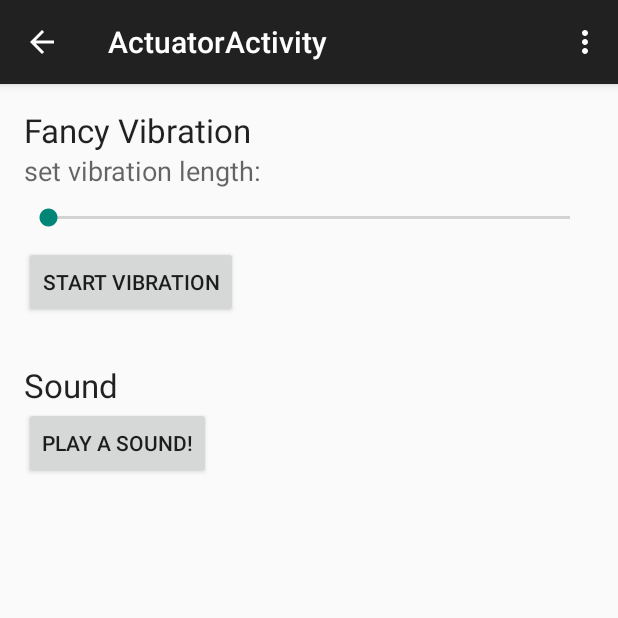
After one commit to JanEberhardt/VS_vatrifon_Sensors, an Android app: the ActuatorsActivity screen opened directly, with no data from a screen before it, on a phone screen of 412 x 824 dp, the top half of it. The commit adds this screen. Run offline under Robolectric (Android 15) with nearby library versions, the phone set to English and light mode, and no system bars.

Commit message:
added actuators activity

```diff
--- /dev/null
+++ b/app/src/main/java/ch/ethz/inf/vs/a1/nethz/sensors/ActuatorsActivity.java
@@ -0,0 +1,118 @@
+package ch.ethz.inf.vs.a1.nethz.sensors;
+
+import android.media.MediaPlayer;
+import android.os.Vibrator;
+import android.support.v7.app.AppCompatActivity;
+import android.os.Bundle;
+import android.view.Menu;
+import android.view.MenuItem;
+import android.view.View;
+import android.widget.Button;
+import android.widget.SeekBar;
+
+public class ActuatorsActivity extends AppCompatActivity {
+
+    private Vibrator vibrator;
+    private int duration = 50;
+
+    private MediaPlayer mp;
+
+    @Override
+    protected void onCreate(Bundle savedInstanceState) {
+        super.onCreate(savedInstanceState);
+        setContentView(R.layout.activity_actuators);
+
+
+        // initialize the vibrator
+        vibrator = (Vibrator) getSystemService(VIBRATOR_SERVICE);
+        SeekBar seekDuration = (SeekBar) findViewById(R.id.vibration_length);
+        seekDuration.setOnSeekBarChangeListener(new SeekBar.OnSeekBarChangeListener() {
+            @Override
+            public void onProgressChanged(SeekBar seekBar, int progress, boolean fromUser) {
+                // save the duration
+                duration = progress;
+            }
+
+            @Override
+            public void onStartTrackingTouch(SeekBar seekBar) {
+
+            }
+
+            @Override
+            public void onStopTrackingTouch(SeekBar seekBar) {
+
+            }
+        });
+
+        Button startVibration = (Button) findViewById(R.id.vibrate_button);
+        startVibration.setOnClickListener(new View.OnClickListener() {
+            @Override
+            public void onClick(View v) {
+                vibrator.vibrate(duration * 10);
+            }
+        });
+
+        // initialize the player
+        initPlayer(false);
+
+        // set up the play button
+        Button soundButton = (Button) findViewById(R.id.play_sound);
+        soundButton.setOnClickListener(new View.OnClickListener() {
+            @Override
+            public void onClick(View v) {
+                // do stuff according to whether we are playing or not...
+                if (!mp.isPlaying()) {
+                    mp.start();
+                    if (mp.isLooping()) {
+                        ((Button) v).setText(R.string.actuators_sound_stop);
+                    }
+                } else {
+                    mp.stop();
+                    try {
+                        mp.prepareAsync();
+                    } catch (IllegalStateException e) {
+                        // what should I do here?
+                    }
+                    ((Button) v).setText(R.string.actuators_sound_start);
+                }
+
+            }
+        });
+
+    }
+
+    private void initPlayer(boolean loop){
+        int sound;
+        if(loop)
+            sound = R.raw.loop;
+        else
+            sound = R.raw.sound;
+        mp = MediaPlayer.create(this, sound);
+        mp.setVolume(1.0f, 1.0f);
+        mp.setLooping(loop);
+    }
+
+    @Override
+    public boolean onCreateOptionsMenu(Menu menu) {
+        // Inflate the menu; this adds items to the action bar if it is present.
+        getMenuInflater().inflate(R.menu.menu_actuators, menu);
+        return true;
+    }
+
+    @Override
+    public boolean onOptionsItemSelected(MenuItem item) {
+        switch (item.getItemId()) {
+            case R.id.menu_looping:
+                initPlayer(true);
+                return true;
+            case R.id.menu_once:
+                initPlayer(false);
+                return true;
+            case R.id.menu_back:
+                finish();
+                return true;
+            default:
+                return super.onOptionsItemSelected(item);
+        }
+    }
+}
--- a/app/src/main/java/ch/ethz/inf/vs/a1/nethz/sensors/SensorDataArrayBuilder.java
+++ b/app/src/main/java/ch/ethz/inf/vs/a1/nethz/sensors/SensorDataArrayBuilder.java
@@ -11,6 +11,7 @@ import android.hardware.Sensor;
  */
 
 public class SensorDataArrayBuilder {
+    // todo: do this in a nice way using string.xml
 
     public SensorData[] getSensorData(int sensorType) {
         SensorData[] res;
--- /dev/null
+++ b/app/src/main/res/layout/activity_actuators.xml
@@ -0,0 +1,51 @@
+<LinearLayout xmlns:android="http://schemas.android.com/apk/res/android"
+    xmlns:tools="http://schemas.android.com/tools" android:layout_width="match_parent"
+    android:layout_height="match_parent" android:paddingLeft="@dimen/activity_horizontal_margin"
+    android:paddingRight="@dimen/activity_horizontal_margin"
+    android:paddingTop="@dimen/activity_vertical_margin"
+    android:paddingBottom="@dimen/activity_vertical_margin"
+    tools:context="ch.ethz.inf.vs.a1.nethz.sensors.ActuatorsActivity"
+    android:orientation="vertical">
+
+    <TextView
+        android:layout_width="wrap_content"
+        android:layout_height="wrap_content"
+        android:textAppearance="?android:attr/textAppearanceLarge"
+        android:text="@string/actuators_vibration_title"
+        android:id="@+id/actuators_title" />
+
+    <TextView
+        android:layout_width="wrap_content"
+        android:layout_height="wrap_content"
+        android:textAppearance="?android:attr/textAppearanceMedium"
+        android:text="@string/actuators_vlength_title"
+        android:id="@+id/vibration_length_title" />
+
+    <SeekBar
+        android:layout_width="match_parent"
+        android:layout_height="wrap_content"
+        android:id="@+id/vibration_length"
+        android:layout_marginTop="10dp"
+        android:layout_marginBottom="10dp" />
+
+    <Button
+        android:layout_width="wrap_content"
+        android:layout_height="wrap_content"
+        android:text="@string/actuators_vibrate"
+        android:id="@+id/vibrate_button" />
+
+    <TextView
+        android:layout_width="wrap_content"
+        android:layout_height="wrap_content"
+        android:textAppearance="?android:attr/textAppearanceLarge"
+        android:text="@string/actuators_sound_title"
+        android:id="@+id/textView3"
+        android:layout_marginTop="30dp" />
+
+    <Button
+        android:layout_width="wrap_content"
+        android:layout_height="wrap_content"
+        android:text="@string/actuators_sound_start"
+        android:id="@+id/play_sound" />
+
+</LinearLayout>
--- a/app/src/main/res/layout/activity_sensor.xml
+++ b/app/src/main/res/layout/activity_sensor.xml
@@ -34,7 +34,7 @@
                 android:layout_width="wrap_content"
                 android:layout_height="wrap_content"
                 android:textAppearance="?android:attr/textAppearanceLarge"
-                android:text="Details"
+                android:text="@string/sensor_details"
                 android:id="@+id/textView"
                 android:singleLine="false" />
 
--- /dev/null
+++ b/app/src/main/res/menu/menu_actuators.xml
@@ -0,0 +1,18 @@
+<menu xmlns:android="http://schemas.android.com/apk/res/android"
+    xmlns:tools="http://schemas.android.com/tools"
+    tools:context="ch.ethz.inf.vs.a1.nethz.sensors.ActuatorsActivity">
+
+    <item
+        android:id="@+id/menu_looping"
+        android:orderInCategory="1"
+        android:title="@string/menu_looping"/>
+    <item
+        android:id="@+id/menu_once"
+        android:orderInCategory="2"
+        android:title="@string/menu_once"/>
+    <item
+        android:id="@+id/menu_back"
+        android:orderInCategory="3"
+        android:title="@string/menu_back"/>
+
+</menu>
--- a/app/src/main/res/values/strings.xml
+++ b/app/src/main/res/values/strings.xml
@@ -4,4 +4,36 @@
     <string name="hello_world">Hello world!</string>
     <string name="action_settings">Settings</string>
     <string name="title_activity_sensor">SensorActivity</string>
+    <string name="title_activity_actuators">ActuatorActivity</string>
+    <string name="main_activity_title">Sensor List</string>
+    <string name="start_actuator_button">Start Actuator Activity</string>
+    <string name="sensor_details">Details</string>
+    <string name="sensor_readings">Sensor Readings</string>
+
+    <string name="sensor_light">Ambient Light</string>
+    <string name="sensor_x">X-Axis</string>
+    <string name="sensor_y">X-Axis</string>
+    <string name="sensor_z">X-Axis</string>
+
+    <string name="sensor_name">Name</string>
+    <string name="sensor_vendor">Vendor</string>
+    <string name="sensor_power">Power consumption</string>
+
+
+    <string name="sensor_mpss">m/s<sup>2</sup></string>
+    <string name="sensor_cm">cm</string>
+    <string name="sensor_hpa">hPa</string>
+    <string name="sensor_lux">lux</string>
+
+    <string name="actuators_vibration_title">Fancy Vibration</string>
+    <string name="actuators_vibrate">start vibration</string>
+    <string name="actuators_vlength_title">set vibration length:</string>
+    <string name="actuators_sound_title">Sound</string>
+    <string name="actuators_sound_start">play a sound!</string>
+    <string name="actuators_sound_stop">stop it!</string>
+
+    <string name="menu_looping">Loop</string>
+    <string name="menu_once">Once</string>
+    <string name="menu_back">Back</string>
+
 </resources>
```
Also changed, not shown: app/src/main/AndroidManifest.xml (+10 -0 lines), app/src/main/java/ch/ethz/inf/vs/a1/nethz/sensors/MainActivity.java (+15 -4 lines), app/src/main/res/layout/activity_main.xml (+15 -5 lines), 2 other files.
